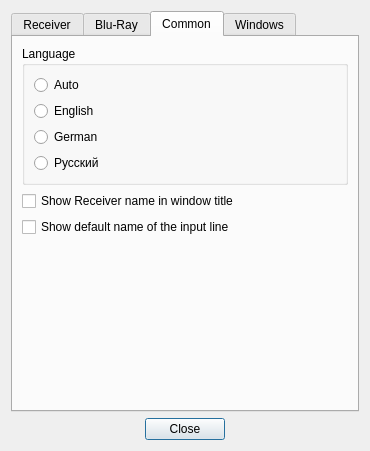
This is settingsdialog.ui in AceOfSnakes/AvrPioRemote as Qt 5 draws it before an edit. The edited form follows.
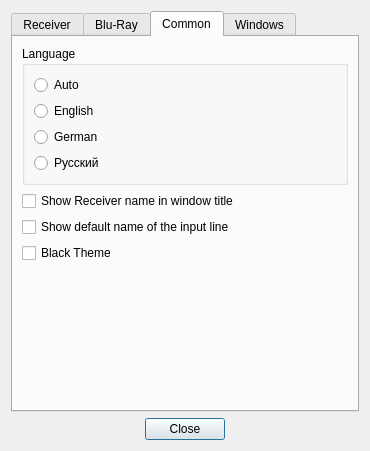
This is the edited form. The open tabs and pages were chosen to show the change.

Commit message: a complete main window theme

Patch:
```diff
--- a/settingsdialog.ui
+++ b/settingsdialog.ui
@@ -821,6 +821,13 @@
          </property>
         </widget>
        </item>
+       <item>
+        <widget class="QCheckBox" name="BlackThemeCheckBox">
+         <property name="text">
+          <string>Black Theme</string>
+         </property>
+        </widget>
+       </item>
        <item>
         <spacer name="verticalSpacer_3">
          <property name="orientation">
```
Left out of the diff: 2 changed lines with no effect on the pictures. The commit also changes 13 other files.
